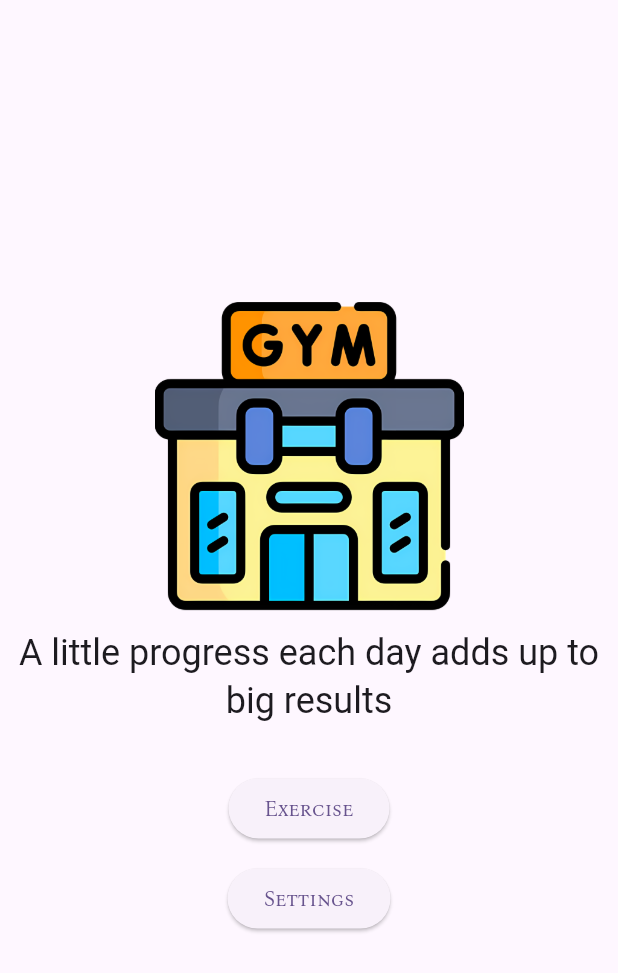
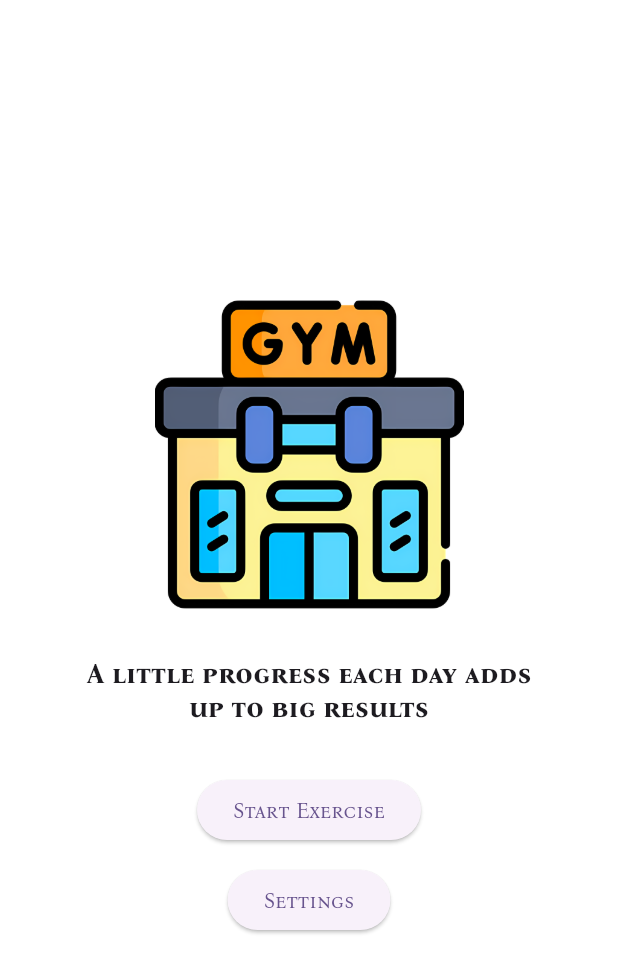
Before and after one commit to FaaiqKhan/muscles_builder, a Flutter app: the screen it shows after launch, after a tap on "Settings", on a phone screen of 412 x 824 dp. Shown: the top 973 px of the screen. Run offline on Flutter 3.47's test engine with Material 3 defaults, Android fonts, the phone set to English and light mode, and no system bars.

Commit message:
internet usage permission added and updated main screen with home and splash screen with new globals added

```diff
--- a/lib/constants/globals.dart
+++ b/lib/constants/globals.dart
@@ -20,5 +20,9 @@ class Globals {
   static const String dumbbellLightSprite = "assets/images/dumbbell_light.png";
   static const String dumbbellHeavySprite = "assets/images/dumbbell_light.png";
   static const String dumbbellMediumSprite = "assets/images/dumbbell_light.png";
-  static const String playerMuscularSprite = "assets/images/player_muscular.png";
+  static const String playerMuscularSprite =
+      "assets/images/player_muscular.png";
+
+  // Gifs
+  static const String splashScreenLoadingGIF = "assets/gifs/loading.gif";
 }
--- a/lib/main.dart
+++ b/lib/main.dart
@@ -1,104 +1,56 @@
-import 'dart:math';
-
 import 'package:flutter/foundation.dart';
 import 'package:flutter/material.dart';
 import 'package:flutter/services.dart';
-import 'package:muscles_builder/constants/globals.dart';
-import 'package:muscles_builder/constants/quotes.dart';
-import 'package:muscles_builder/constants/spacings.dart';
+import 'package:muscles_builder/screens/splash_screen.dart';
 
 void main() {
   LicenseRegistry.addLicense(() async* {
     final license = await rootBundle.loadString('google_fonts/OFL.txt');
     yield LicenseEntryWithLineBreaks(['google_fonts'], license);
   });
-  runApp(MyApp());
+  runApp(const MyApp());
 }
 
 class MyApp extends StatelessWidget {
-  MyApp({super.key});
-
-  final int _randomNumber = Random().nextInt(Quotes.quotes.length);
+  const MyApp({super.key});
 
   @override
   Widget build(BuildContext context) {
     return MaterialApp(
+      color: Colors.white,
       theme: ThemeData(
         colorScheme: ColorScheme.fromSeed(seedColor: Colors.deepPurple),
         useMaterial3: true,
         fontFamily: 'BonaNovaSC',
         textTheme: const TextTheme(
           displayLarge: TextStyle(
+            fontSize: 22,
+            fontWeight: FontWeight.bold,
+          ),
+          displayMedium: TextStyle(
+            fontSize: 20,
+            fontWeight: FontWeight.bold,
+          ),
+          displaySmall: TextStyle(
+            fontSize: 18,
+            fontWeight: FontWeight.bold,
+          ),
+          headlineLarge: TextStyle(
+            fontSize: 18,
+            fontWeight: FontWeight.bold,
+          ),
+          headlineMedium: TextStyle(
             fontSize: 16,
             fontWeight: FontWeight.bold,
           ),
-          displayMedium: TextStyle(
+          headlineSmall: TextStyle(
             fontSize: 14,
             fontWeight: FontWeight.bold,
           ),
-          displaySmall: TextStyle(
-            fontSize: 12,
-            fontWeight: FontWeight.bold,
-          ),
-          headlineLarge: TextStyle(
-            fontSize: 14,
-            fontWeight: FontWeight.w400,
-          ),
-          headlineMedium: TextStyle(
-            fontSize: 12,
-            fontWeight: FontWeight.w400,
-          ),
-          headlineSmall: TextStyle(
-            fontSize: 10,
-            fontWeight: FontWeight.w400,
-          ),
         ),
+        scaffoldBackgroundColor: Colors.white,
       ),
-      home: Scaffold(
-        body: SafeArea(
-          child: SizedBox(
-            width: MediaQuery.of(context).size.width,
-            child: Padding(
-              padding: const EdgeInsets.symmetric(
-                horizontal: Spacings.contentSpacingOf12,
-              ),
-              child: Column(
-                mainAxisAlignment: MainAxisAlignment.center,
-                crossAxisAlignment: CrossAxisAlignment.center,
-                children: [
-                  Image(
-                    width: MediaQuery.of(context).size.width * 0.5,
-                    image: const AssetImage(Globals.homeScreenLogo),
-                  ),
-                  const SizedBox(height: Spacings.contentSpacingOf12),
-                  Text(
-                    Quotes.quotes[_randomNumber],
-                    style: Theme.of(context).textTheme.headlineSmall,
-                    textAlign: TextAlign.center,
-                  ),
-                  const SizedBox(height: Spacings.contentSpacingOf32),
-                  ElevatedButton(
-                    onPressed: () {
-                      // TODO: Start game
-                    },
-                    child: const Text("Exercise"),
-                  ),
-                  const SizedBox(height: Spacings.contentSpacingOf12),
-                  ElevatedButton(
-                    onPressed: () {
-                      // TODO: Open settings screen
-                      /// Settings screen should include the following settings
-                      /// 1. Sound on/off
-                      /// 2. Application version
-                    },
-                    child: const Text("Settings"),
-                  ),
-                ],
-              ),
-            ),
-          ),
-        ),
-      ),
+      home: const SplashScreen(),
     );
   }
 }
--- a/lib/screens/home_screen.dart
+++ b/lib/screens/home_screen.dart
@@ -0,0 +1,65 @@
+import 'dart:math';
+
+import 'package:flutter/material.dart';
+import 'package:muscles_builder/constants/globals.dart';
+import 'package:muscles_builder/constants/quotes.dart';
+import 'package:muscles_builder/constants/spacings.dart';
+
+class HomeScreen extends StatelessWidget {
+  const HomeScreen({super.key});
+
+  @override
+  Widget build(BuildContext context) {
+    final int randomNumber = Random().nextInt(Quotes.quotes.length);
+
+    return Scaffold(
+      body: SafeArea(
+        child: SizedBox(
+          width: MediaQuery.of(context).size.width,
+          child: Padding(
+            padding: const EdgeInsets.symmetric(
+              horizontal: Spacings.contentSpacingOf12,
+            ),
+            child: Column(
+              mainAxisAlignment: MainAxisAlignment.center,
+              crossAxisAlignment: CrossAxisAlignment.center,
+              children: [
+                Image(
+                  width: MediaQuery.of(context).size.width * 0.5,
+                  image: const AssetImage(Globals.homeScreenLogo),
+                ),
+                Padding(
+                  padding: const EdgeInsets.symmetric(
+                    horizontal: Spacings.contentSpacingOf32,
+                    vertical: Spacings.contentSpacingOf32,
+                  ),
+                  child: Text(
+                    Quotes.quotes[randomNumber],
+                    style: Theme.of(context).textTheme.headlineLarge,
+                    textAlign: TextAlign.center,
+                  ),
+                ),
+                ElevatedButton(
+                  onPressed: () {
+                    // TODO: Start game
+                  },
+                  child: const Text("Start Exercise"),
+                ),
+                const SizedBox(height: Spacings.contentSpacingOf12),
+                ElevatedButton(
+                  onPressed: () {
+                    // TODO: Open settings screen
+                    /// Settings screen should include the following settings
+                    /// 1. Sound on/off
+                    /// 2. Application version
+                  },
+                  child: const Text("Settings"),
+                ),
+              ],
+            ),
+          ),
+        ),
+      ),
+    );
+  }
+}
--- a/lib/screens/splash_screen.dart
+++ b/lib/screens/splash_screen.dart
@@ -0,0 +1,52 @@
+import 'package:flutter/material.dart';
+import 'package:muscles_builder/constants/globals.dart';
+import 'package:muscles_builder/constants/spacings.dart';
+import 'package:muscles_builder/screens/home_screen.dart';
+
+class SplashScreen extends StatelessWidget {
+  const SplashScreen({super.key});
+
+  @override
+  Widget build(BuildContext context) {
+    // TODO: Using delay to mimic loading data
+    /// Will update this code in future after User details loading
+    /// feature implementation.
+    Future.delayed(
+      const Duration(
+        seconds: 2,
+      ),
+    ).then(
+      (_) {
+        if (context.mounted) {
+          Navigator.of(context).pushReplacement(
+            MaterialPageRoute(
+              builder: (_) => const HomeScreen(),
+            ),
+          );
+        }
+      },
+    );
+    return Scaffold(
+      body: SizedBox(
+        width: MediaQuery.of(context).size.width,
+        child: Column(
+          mainAxisAlignment: MainAxisAlignment.center,
+          crossAxisAlignment: CrossAxisAlignment.center,
+          children: [
+            Image.asset(
+              Globals.splashScreenLoadingGIF,
+              scale: 0.7,
+            ),
+            const SizedBox(
+              height: Spacings.contentSpacingOf32,
+            ),
+            Text(
+              "Warming up ...",
+              style: Theme.of(context).textTheme.displayMedium,
+            ),
+          ],
+        ),
+      ),
+    );
+  }
+}
```
Also changed, not shown: 1 other file.
